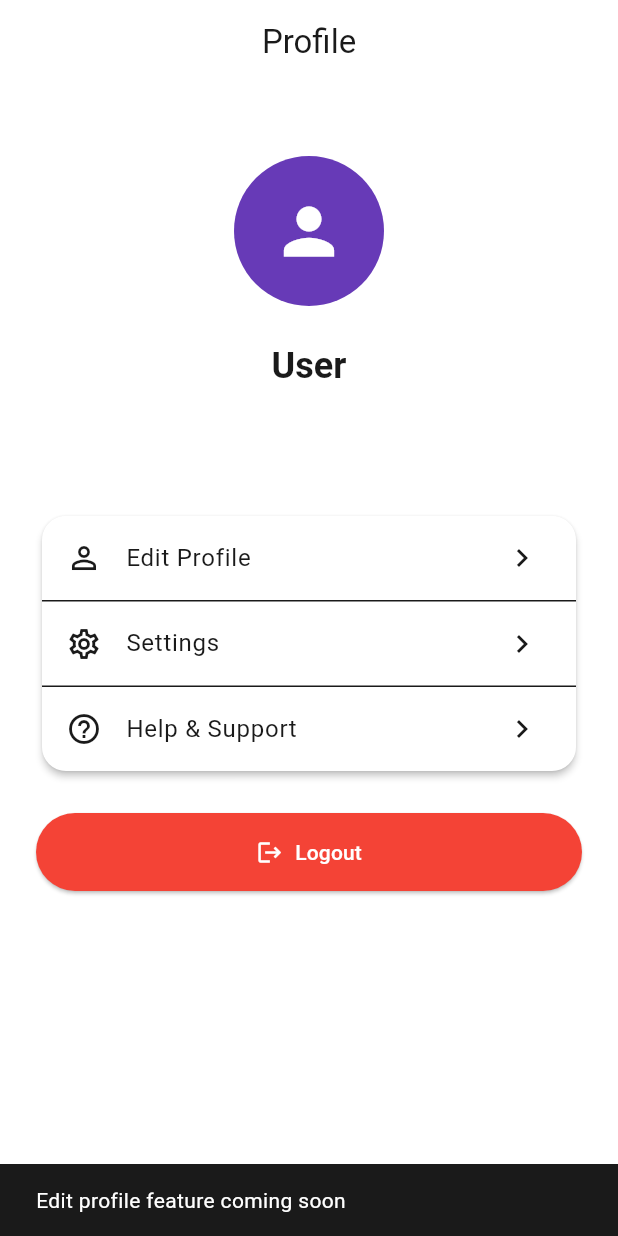
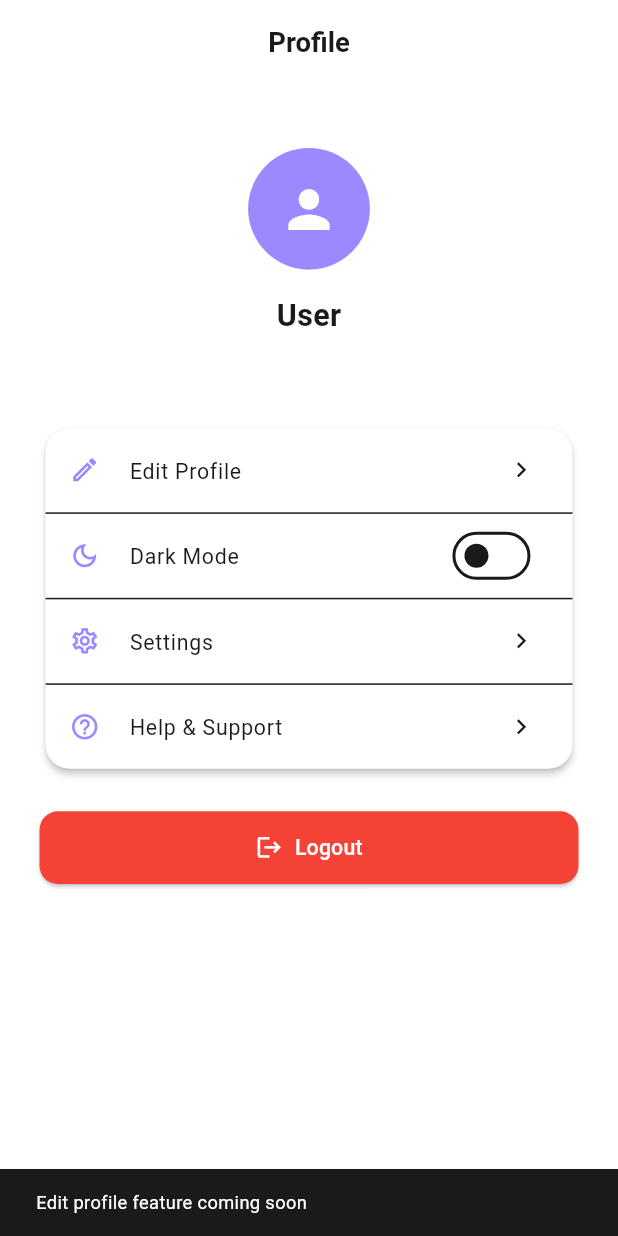
Before and after one commit to mosafarazaraaliporian/SuProtect, a Flutter app: the ProfileScreen screen opened directly, after a tap on "Edit Profile", on a phone screen of 412 x 824 dp. Run offline on Flutter 3.47's test engine with Material 3 defaults, Android fonts, the phone set to English and light mode, and no system bars; our stand-ins replace file_picker, firebase_analytics, firebase_core, firebase_crashlytics, firebase_messaging, flutter_screenutil and 1 more; accounts and stored records are empty.

Commit message:
Update profile screen with responsive sizing, theme toggle, and minimal design

```diff
--- a/lib/screens/profile_screen.dart
+++ b/lib/screens/profile_screen.dart
@@ -1,6 +1,8 @@
 import 'package:flutter/material.dart';
+import 'package:flutter_screenutil/flutter_screenutil.dart';
 import 'package:provider/provider.dart';
 import '../providers/auth_provider.dart';
+import '../providers/theme_provider.dart';
 import '../screens/login_screen.dart';
 
 class ProfileScreen extends StatelessWidget {
@@ -9,82 +11,101 @@ class ProfileScreen extends StatelessWidget {
   @override
   Widget build(BuildContext context) {
     final authProvider = Provider.of<AuthProvider>(context);
+    final themeProvider = Provider.of<ThemeProvider>(context);
+    final primaryColor = const Color(0xFF9C88FF);
 
+    return ScreenUtilInit(
+      designSize: const Size(375, 812),
+      minTextAdapt: true,
+      splitScreenMode: true,
+      builder: (context, child) {
         return Scaffold(
           appBar: AppBar(
-        title: const Text('Profile'),
+            title: Text(
+              'Profile',
+              style: TextStyle(fontSize: 18.sp, fontWeight: FontWeight.w600),
+            ),
             automaticallyImplyLeading: false,
           ),
           body: SingleChildScrollView(
-        padding: const EdgeInsets.all(24.0),
+            padding: EdgeInsets.all(24.w),
             child: Column(
               crossAxisAlignment: CrossAxisAlignment.center,
               children: [
-            const SizedBox(height: 24),
-            const CircleAvatar(
-              radius: 50,
-              backgroundColor: Colors.deepPurple,
+                SizedBox(height: 16.h),
+                CircleAvatar(
+                  radius: 40.r,
+                  backgroundColor: primaryColor,
                   child: Icon(
                     Icons.person,
-                size: 50,
+                    size: 40.sp,
                     color: Colors.white,
                   ),
                 ),
-            const SizedBox(height: 24),
+                SizedBox(height: 16.h),
                 Text(
                   authProvider.username ?? 'User',
-              style: Theme.of(context).textTheme.headlineSmall?.copyWith(
+                  style: TextStyle(
+                    fontSize: 20.sp,
                     fontWeight: FontWeight.bold,
                   ),
                 ),
-            const SizedBox(height: 8),
+                SizedBox(height: 4.h),
                 Text(
                   authProvider.email ?? '',
-              style: Theme.of(context).textTheme.bodyLarge?.copyWith(
-                    color: Colors.grey[600],
+                  style: TextStyle(
+                    fontSize: 14.sp,
+                    color: Theme.of(context).colorScheme.onSurface.withOpacity(0.6),
                   ),
                 ),
-            const SizedBox(height: 48),
+                SizedBox(height: 32.h),
                 Card(
                   child: Column(
                     children: [
                       ListTile(
-                    leading: const Icon(Icons.person_outline),
-                    title: const Text('Edit Profile'),
-                    trailing: const Icon(Icons.chevron_right),
+                        leading: Icon(Icons.edit_outlined, size: 20.sp, color: primaryColor),
+                        title: Text('Edit Profile', style: TextStyle(fontSize: 14.sp)),
+                        trailing: Icon(Icons.chevron_right, size: 20.sp),
                         onTap: () {
-                      // TODO: Implement edit profile
                           ScaffoldMessenger.of(context).showSnackBar(
-                        const SnackBar(
-                          content: Text('Edit profile feature coming soon'),
+                            SnackBar(
+                              content: Text('Edit profile feature coming soon', style: TextStyle(fontSize: 12.sp)),
                             ),
                           );
                         },
                       ),
                       const Divider(height: 1),
                       ListTile(
-                    leading: const Icon(Icons.settings_outlined),
-                    title: const Text('Settings'),
-                    trailing: const Icon(Icons.chevron_right),
+                        leading: Icon(Icons.dark_mode_outlined, size: 20.sp, color: primaryColor),
+                        title: Text('Dark Mode', style: TextStyle(fontSize: 14.sp)),
+                        trailing: Switch(
+                          value: themeProvider.isDarkMode,
+                          onChanged: (value) => themeProvider.toggleTheme(),
+                          activeColor: primaryColor,
+                        ),
+                      ),
+                      const Divider(height: 1),
+                      ListTile(
+                        leading: Icon(Icons.settings_outlined, size: 20.sp, color: primaryColor),
+                        title: Text('Settings', style: TextStyle(fontSize: 14.sp)),
+                        trailing: Icon(Icons.chevron_right, size: 20.sp),
                         onTap: () {
-                      // TODO: Implement settings
                           ScaffoldMessenger.of(context).showSnackBar(
-                        const SnackBar(
-                          content: Text('Settings feature coming soon'),
+                            SnackBar(
+                              content: Text('Settings feature coming soon', style: TextStyle(fontSize: 12.sp)),
                             ),
                           );
                         },
                       ),
                       const Divider(height: 1),
                       ListTile(
-                    leading: const Icon(Icons.help_outline),
-                    title: const Text('Help & Support'),
-                    trailing: const Icon(Icons.chevron_right),
+                        leading: Icon(Icons.help_outline, size: 20.sp, color: primaryColor),
+                        title: Text('Help & Support', style: TextStyle(fontSize: 14.sp)),
+                        trailing: Icon(Icons.chevron_right, size: 20.sp),
                         onTap: () {
-                      // TODO: Implement help
                           ScaffoldMessenger.of(context).showSnackBar(
-                        const SnackBar(
-                          content: Text('Help & Support feature coming soon'),
+                            SnackBar(
+                              content: Text('Help & Support feature coming soon', style: TextStyle(fontSize: 12.sp)),
                             ),
                           );
                         },
@@ -92,7 +113,7 @@ class ProfileScreen extends StatelessWidget {
                     ],
                   ),
                 ),
-            const SizedBox(height: 24),
+                SizedBox(height: 24.h),
                 SizedBox(
                   width: double.infinity,
                   child: ElevatedButton.icon(
@@ -108,12 +129,15 @@ class ProfileScreen extends StatelessWidget {
                         );
                       }
                     },
-                icon: const Icon(Icons.logout),
-                label: const Text('Logout'),
+                    icon: Icon(Icons.logout, size: 18.sp),
+                    label: Text('Logout', style: TextStyle(fontSize: 14.sp)),
                     style: ElevatedButton.styleFrom(
-                  padding: const EdgeInsets.symmetric(vertical: 16),
+                      padding: EdgeInsets.symmetric(vertical: 14.h),
                       backgroundColor: Colors.red,
                       foregroundColor: Colors.white,
+                      shape: RoundedRectangleBorder(
+                        borderRadius: BorderRadius.circular(12.r),
+                      ),
                     ),
                   ),
                 ),
@@ -121,5 +145,7 @@ class ProfileScreen extends StatelessWidget {
             ),
           ),
         );
+      },
+    );
   }
 }
```
Lines whose indentation alone changed are shown as unchanged.
